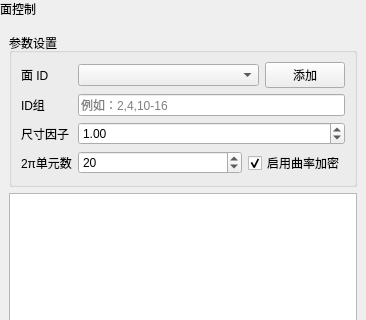
Qt form plugins/Base_Mesh/MeshFaceControlWidget.ui (asd977/base_cae) before a commit; both pictures show x 0 to 366 and y 0 to 320 of the 366 by 520 pixel window.
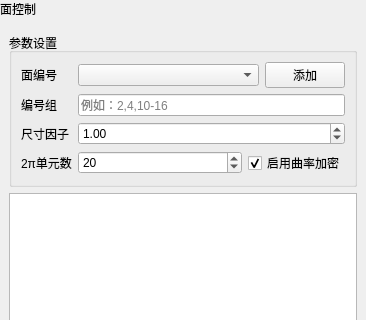
The same form after that commit. Custom widgets are drawn as their Qt base class.

```diff
--- a/plugins/Base_Mesh/MeshFaceControlWidget.ui
+++ b/plugins/Base_Mesh/MeshFaceControlWidget.ui
@@ -129,7 +129,7 @@
               </sizepolicy>
              </property>
              <property name="text">
-              <string>面 ID</string>
+              <string>面编号</string>
              </property>
             </widget>
            </item>
@@ -226,7 +226,7 @@
            <item row="1" column="0">
             <widget class="QLabel" name="label">
              <property name="text">
-              <string>ID组</string>
+              <string>编号组</string>
              </property>
             </widget>
            </item>
```
